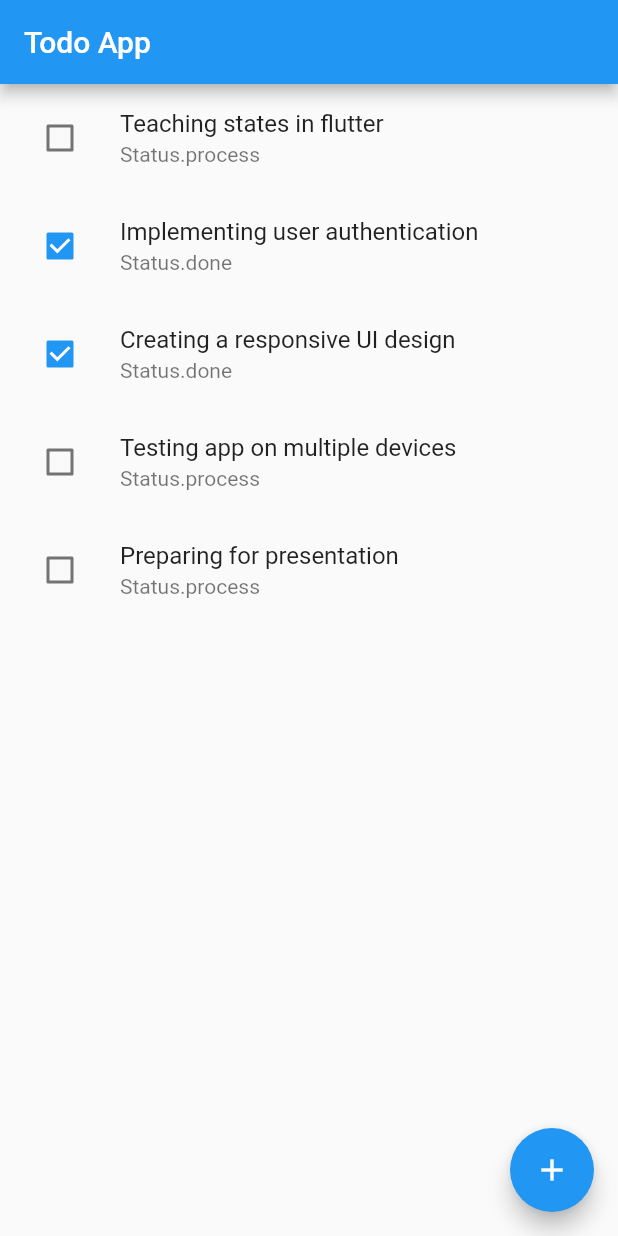
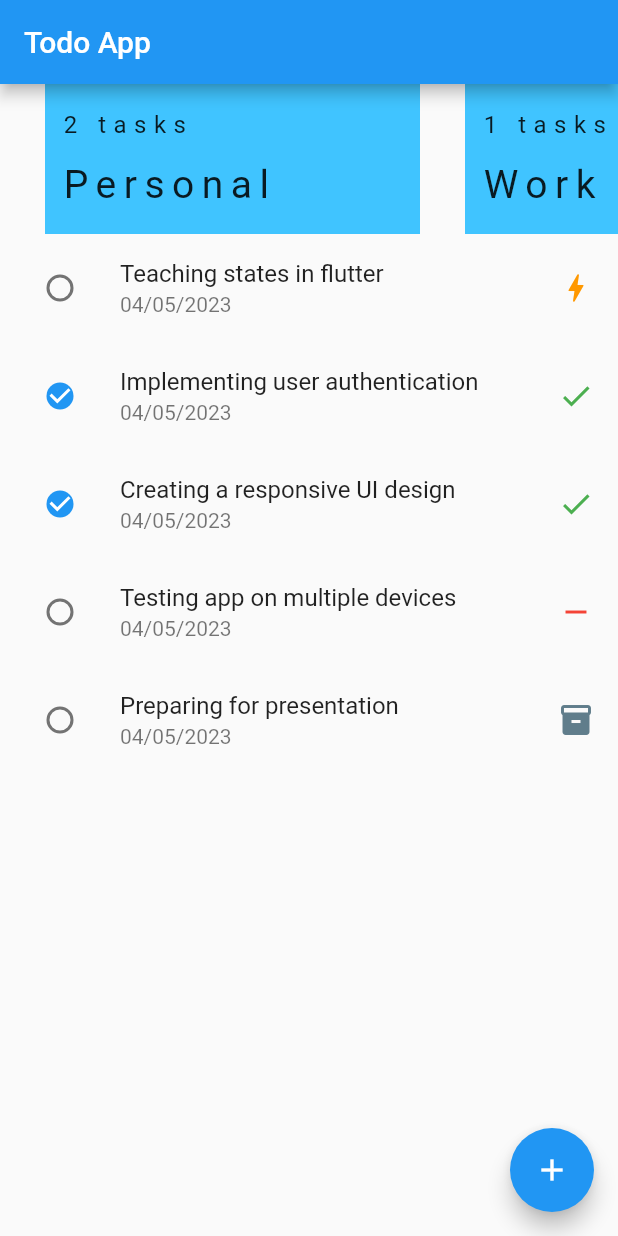
Before and after one commit to MrWinRock/SSRU_Flutter, a Flutter app: the screen it shows after launch, on a phone screen of 412 x 824 dp. Run offline on Flutter 3.47's test engine with Material 2 defaults, Android fonts, the phone set to English and light mode, and no system bars; our stand-ins replace go_router.

Commit message:
edit todo_app

```diff
--- a/todo_app/lib/data/task_list.dart
+++ b/todo_app/lib/data/task_list.dart
@@ -12,7 +12,7 @@ List<Task> taskList = [
       body: 'Implementing user authentication',
       status: Status.done,
       deadline: "04/05/2023",
-      flag: Flags.personal),
+      flag: Flags.none),
   Task(
       id: 2,
       body: 'Creating a responsive UI design',
@@ -22,13 +22,13 @@ List<Task> taskList = [
   Task(
       id: 2,
       body: 'Testing app on multiple devices',
-      status: Status.process,
+      status: Status.none,
       deadline: "04/05/2023",
-      flag: Flags.personal),
+      flag: Flags.work),
   Task(
       id: 2,
       body: 'Preparing for presentation',
-      status: Status.process,
+      status: Status.archive,
       deadline: "04/05/2023",
-      flag: Flags.personal),
+      flag: Flags.school),
 ];
--- a/todo_app/lib/elements/tasks.dart
+++ b/todo_app/lib/elements/tasks.dart
@@ -5,22 +5,28 @@ import '../models/task.dart';
 
 class Tasks extends StatelessWidget {
   final List<Task> taskList;
+  final Flags selectedFlag;
   final Function? onChangeCheckbox;
 
-  const Tasks({
-    super.key,
+  const Tasks(
+      {super.key,
       this.taskList = const <Task>[],
       this.onChangeCheckbox,
-  });
+      this.selectedFlag = Flags.all});
 
   @override
   Widget build(BuildContext context) {
     return ListView.builder(
+      scrollDirection: Axis.vertical,
+      shrinkWrap: true,
       itemCount: taskList.length,
       itemBuilder: (context, index) => Ink(
         // color: Colors.lightBlue,
-        child: ListTile(
+        child: (taskList[index].flag == selectedFlag) ||
+                (selectedFlag == Flags.all)
+            ? ListTile(
                 leading: Checkbox(
+                  shape: const CircleBorder(),
                   checkColor: Colors.white,
                   value: taskList[index].status == Status.done,
                   onChanged: (bool? value) {
@@ -30,9 +36,11 @@ class Tasks extends StatelessWidget {
                   },
                 ),
                 title: Text(taskList[index].body),
-          subtitle: Text(taskList[index].status.toString()),
+                subtitle: Text(taskList[index].deadline),
+                trailing: taskList[index].getIconStatus(),
                 onTap: () {},
-        ),
+              )
+            : null,
       ),
     );
   }
--- a/todo_app/lib/models/task.dart
+++ b/todo_app/lib/models/task.dart
@@ -1,4 +1,4 @@
-// import 'package:flutter/foundation.dart';
+import 'package:flutter/material.dart';
 
 class Task {
   final int id;
@@ -10,11 +10,45 @@ class Task {
   Task(
       {this.id = -1,
       this.body = "No Task",
-      this.deadline = "dd/mm/yyyy",
+      this.deadline = "mm/dd/yyyy",
       this.status = Status.none,
       this.flag = Flags.none});
+
+  Icon getIconStatus() {
+    switch (status) {
+      case Status.none:
+        return const Icon(
+          Icons.remove,
+          color: Colors.red,
+        );
+      case Status.done:
+        return const Icon(
+          Icons.done,
+          color: Colors.green,
+        );
+      case Status.process:
+        return const Icon(
+          Icons.bolt,
+          color: Colors.orange,
+        );
+      case Status.archive:
+        return const Icon(
+          Icons.inventory_2,
+          color: Colors.blueGrey,
+        );
+    }
+  }
 }
 
 enum Status { done, process, archive, none }
 
-enum Flags { personal, work, school, social, none }
+enum Flags { personal, work, school, social, none, all }
+
+Map<Flags, String> flagNames = {
+  Flags.personal: 'Personal',
+  Flags.work: 'Work',
+  Flags.school: 'School',
+  Flags.social: 'Social',
+  Flags.none: "None",
+  Flags.all: "All"
+};
--- a/todo_app/lib/pages/todo_page.dart
+++ b/todo_app/lib/pages/todo_page.dart
@@ -18,21 +18,81 @@ class TodoPage extends StatefulWidget {
 
 class _TodoPageState extends State<TodoPage> {
   final List<Task> _taskList = taskList;
+  Map<Flags, int> _totalTasks = {};
+  Flags _selectedFlag = Flags.all;
+
+  void calTotalTasks() {
+    Map<Flags, int> result = {};
+    for (Task t in _taskList) {
+      if (result[t.flag] == null) {
+        result[t.flag] = 1;
+      } else {
+        result[t.flag] = result[t.flag]! + 1;
+      }
+    }
+
+    setState(() {
+      _totalTasks = result;
+    });
+  }
 
   @override
-  Widget build(BuildContext context) => Scaffold(
+  Widget build(BuildContext context) {
+    calTotalTasks();
+
+    return Scaffold(
       appBar: AppBar(
         title: const Text("Todo App"),
       ),
-        body: Tasks(
-          taskList: taskList,
+      body: Column(
+        mainAxisSize: MainAxisSize.min,
+        crossAxisAlignment: CrossAxisAlignment.start,
+        children: <Widget>[
+          SizedBox(
+            height: 100,
+            child: ListView.builder(
+              shrinkWrap: true, // all devices, use MediaQuery
+              scrollDirection: Axis.horizontal,
+              itemCount: flagNames.length,
+              itemBuilder: (context, index) => InkWell(
+                onTap: () => _onSelectFlag(Flags.values[index]),
+                child: Container(
+                  height: 100,
+                  width: 250,
+                  padding: const EdgeInsets.all(10),
+                  color: Colors.lightBlueAccent,
+                  margin: const EdgeInsets.fromLTRB(30, 0, 0, 0),
+                  child: Column(
+                    mainAxisAlignment: MainAxisAlignment.spaceAround,
+                    crossAxisAlignment: CrossAxisAlignment.start,
+                    children: <Widget>[
+                      Text(
+                        '${_displayTaskNumbers(Flags.values[index])} tasks',
+                        style: const TextStyle(fontSize: 16, letterSpacing: 5),
+                      ),
+                      Text(
+                        '${flagNames[Flags.values[index]]}',
+                        style: const TextStyle(fontSize: 26, letterSpacing: 5),
+                      ),
+                    ],
+                  ),
+                ),
+              ),
+            ),
+          ),
+          Tasks(
+            taskList: _taskList,
+            selectedFlag: _selectedFlag,
             onChangeCheckbox: _onChangeCheckbox,
+          ),
+        ],
       ),
       floatingActionButton: FloatingActionButton(
         onPressed: _addNewTask,
         child: const Icon(Icons.add),
       ),
     );
+  }
 
   void _addNewTask() {
     setState(() {
@@ -50,4 +110,15 @@ class _TodoPageState extends State<TodoPage> {
           : _taskList[index].status = Status.done;
     });
   }
+
+  String _displayTaskNumbers(Flags value) {
+    if (value == Flags.all) return _taskList.length.toString();
+    return _totalTasks[value] != null ? _totalTasks[value].toString() : '0';
   }
+
+  void _onSelectFlag(Flags value) {
+    setState(() {
+      _selectedFlag = value;
+    });
+  }
+}
```
Lines whose indentation alone changed are shown as unchanged.
